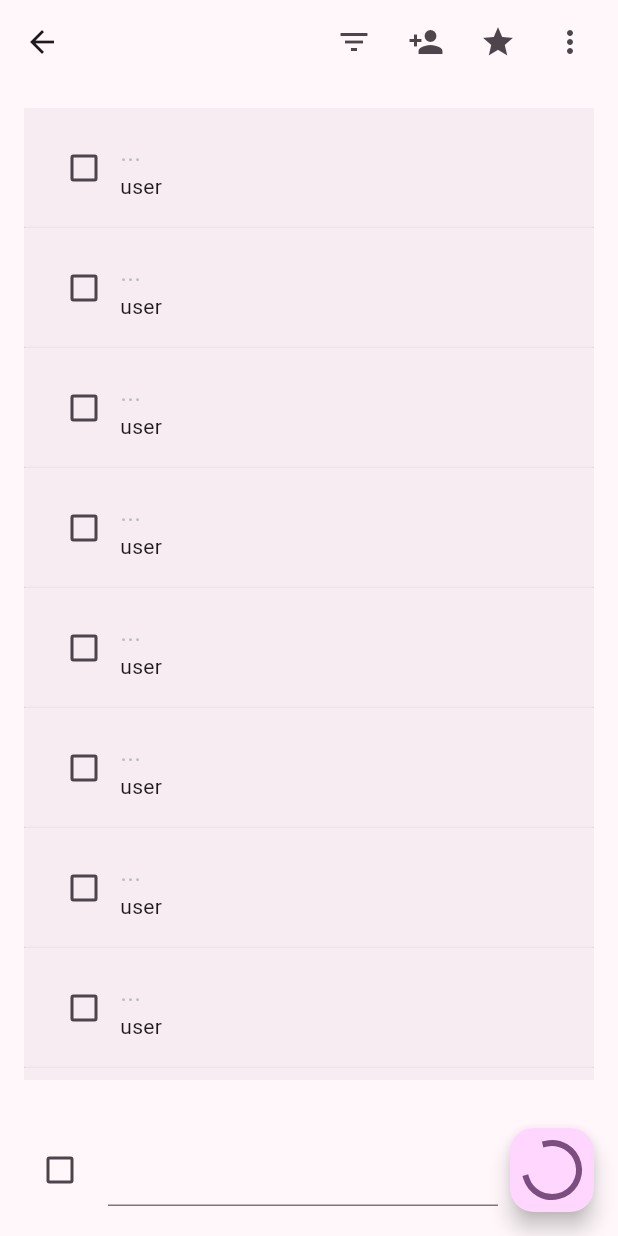
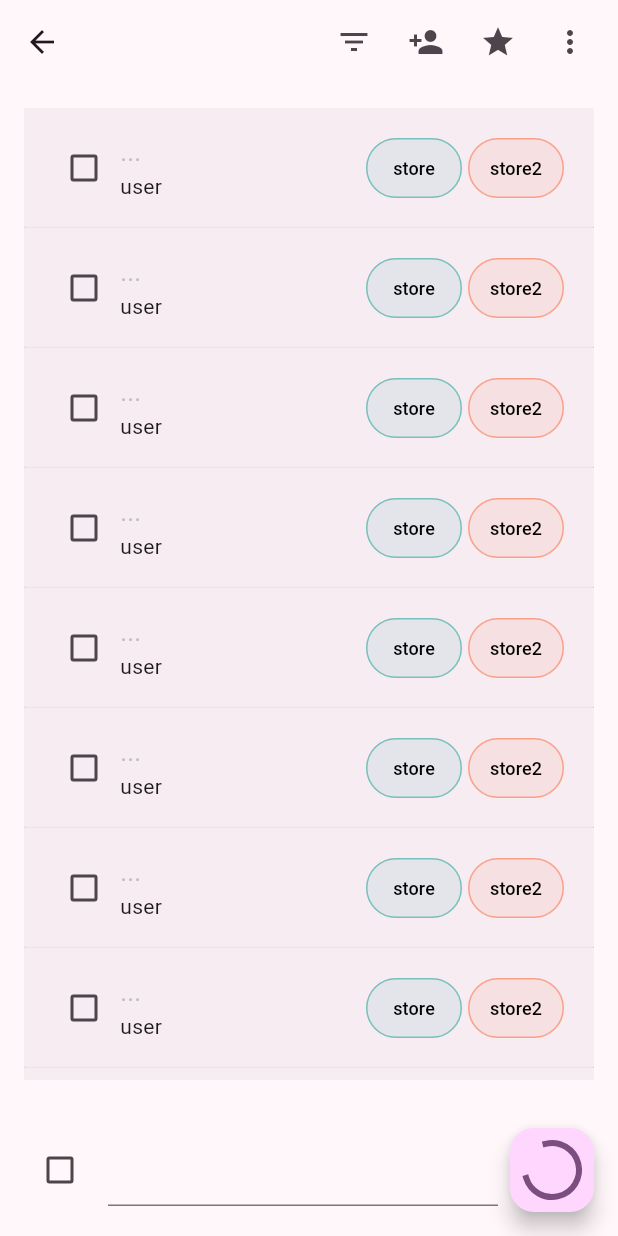
Before and after one commit to Supercip971/ulist-frontend, a Flutter app: the DummyListPage screen opened directly with empty values, on a phone screen of 412 x 824 dp. Run offline on Flutter 3.47's test engine with Material 2 defaults, Android fonts, the phone set to English and light mode, and no system bars; our stand-ins replace flutter_secure_storage, get_it, pocketbase, share_plus; accounts and stored records are empty.

Commit message:
feat: started working on a tagging system for the list entries
For now, it is only on the frontend

```diff
--- a/lib/components/list_entry.dart
+++ b/lib/components/list_entry.dart
@@ -2,6 +2,7 @@ import 'dart:async';
 import 'dart:math';
 
 import 'package:flutter/material.dart';
+import 'package:ulist/components/list_tag.dart';
 import 'package:ulist/list.dart';
 import 'package:ulist/services.dart';
 import 'package:ulist/settings.dart';
@@ -85,6 +86,27 @@ class _ListEntry extends State<ListEntry> with SingleTickerProviderStateMixin {
 
     last_value = widget.entry.checked;
 
+
+	List<String> tags = widget.entry.tags;
+	List<Widget> tags_widgets = [];
+	for (int i = 0; i < tags.length; i++) {
+		tags_widgets.add(
+			Padding(
+				padding: EdgeInsets.only(right: 4),
+				child:
+
+					ListTagButton(
+						name: tags[i],
+						callback: () {
+							setState(() {
+							});
+						},
+					),
+
+					)
+			);
+	}
+
     return Material(
         child: Dismissible(
             dismissThresholds: {
@@ -152,8 +174,13 @@ class _ListEntry extends State<ListEntry> with SingleTickerProviderStateMixin {
                 surfaceTintColor: Theme.of(context).colorScheme.surfaceTint,
                 elevation: (widget.entry.checked) ? 0 : 2,
                 child: pad(
+					Row(
+						mainAxisSize: MainAxisSize.max,
+						mainAxisAlignment: MainAxisAlignment.spaceBetween,
+						children: [
                     Row(
-                      mainAxisSize: MainAxisSize.max,
+                      mainAxisSize: MainAxisSize.min,
+					  mainAxisAlignment: MainAxisAlignment.start,
                       children: [
                         // :eyes: for later
                         //   RawMaterialButton(
@@ -191,6 +218,11 @@ class _ListEntry extends State<ListEntry> with SingleTickerProviderStateMixin {
                                           : default_style))),
                               Text("user")
                             ])),
+						],),
+						tags_widgets.length > 0 ?  Row(
+							children: tags_widgets,
+						)	 : Container(),
+
                       ],
                     ),
                     factor: set.compactMode ? 0.5 : 1.0))));
--- a/lib/components/list_entry_dummy.dart
+++ b/lib/components/list_entry_dummy.dart
@@ -2,6 +2,7 @@ import 'dart:async';
 import 'dart:math';
 
 import 'package:flutter/material.dart';
+import 'package:ulist/components/list_tag.dart';
 import 'package:ulist/list.dart';
 import 'package:ulist/services.dart';
 import 'package:ulist/settings.dart';
@@ -87,19 +88,52 @@ class _DummyListEntry extends State<DummyListEntry>
 
     last_value = widget.entry.checked;
 
-    return Material(
-        child: Material(
-            color: Theme.of(context).colorScheme.surface,
-            type: MaterialType.card,
-            surfaceTintColor: Theme.of(context).colorScheme.surfaceTint,
-            elevation: (this.widget.entry.checked ? 0 : 2),
-            child: pad(
+	List<String> tags = widget.entry.tags;
+	List<Widget> tags_widgets = [];
+	for (int i = 0; i < tags.length; i++) {
+		tags_widgets.add(
+			Padding(
+				padding: EdgeInsets.only(right: 4),
+				child:
+
+					ListTagButton(
+						name: tags[i],
+						callback: () {
+						},
+					),
+
+					)
+			);
+	}
+/*               child: pad(
 					Row(
 						mainAxisSize: MainAxisSize.max,
+						mainAxisAlignment: MainAxisAlignment.spaceBetween,
 						children: [
+                    Row(
+                      mainAxisSize: MainAxisSize.min,
+					  mainAxisAlignment: MainAxisAlignment.start,
+                      children: [
+                        // :eyes: for later
+                        //   RawMaterialButton(
+                        //     onPressed: () {},
+                        //     elevation: 2.0,
+                        //     fillColor: Theme.of(context).colorScheme.surface,
+                        //     child: Text("🍺", style: icon_style),
+                        //     padding: EdgeInsets.all(10.0),
+                        //     shape: CircleBorder(),
+                        //   ),
                         Checkbox(
                           value: widget.entry.checked,
-                      onChanged: (value) {},
+                          onChanged: (value) {
+                            setState(() {
+                              widget.entry.checked = !widget.entry.checked;
+                              //   upload_change(place);
+                            });
+                            if (widget.onChanged != null) {
+                              widget.onChanged!(widget.entry, widget.id, false);
+                            }
+                          },
                         ),
                         Flexible(
                             child: Column(
@@ -116,8 +150,68 @@ class _DummyListEntry extends State<DummyListEntry>
                                           : default_style))),
                               Text("user")
                             ])),
+						],),
+						tags_widgets.length > 0 ?  Row(
+							children: tags_widgets,
+						)	 : Container(),
+
                       ],
                     ),
+                    factor: set.compactMode ? 0.5 : 1.0))));
+  }*/
+
+    return Material(
+        child: Material(
+            color: Theme.of(context).colorScheme.surface,
+            type: MaterialType.card,
+            surfaceTintColor: Theme.of(context).colorScheme.surfaceTint,
+            elevation: (this.widget.entry.checked ? 0 : 2),
+            child: pad(
+                	Row(
+						mainAxisSize: MainAxisSize.max,
+						mainAxisAlignment: MainAxisAlignment.spaceBetween,
+						children: [
+                    Row(
+                      mainAxisSize: MainAxisSize.min,
+					  mainAxisAlignment: MainAxisAlignment.start,
+                      children: [
+                        // :eyes: for later
+                        //   RawMaterialButton(
+                        //     onPressed: () {},
+                        //     elevation: 2.0,
+                        //     fillColor: Theme.of(context).colorScheme.surface,
+                        //     child: Text("🍺", style: icon_style),
+                        //     padding: EdgeInsets.all(10.0),
+                        //     shape: CircleBorder(),
+                        //   ),
+                        Checkbox(
+                          value: widget.entry.checked,
+                          onChanged: (value) {
+                          },
+                        ),
+                        Flexible(
+                            child: Column(
+                                mainAxisAlignment: MainAxisAlignment.start,
+                                crossAxisAlignment: CrossAxisAlignment.start,
+                                children: [
+                              Container(
+                                  child: Text(widget.entry.name,
+                                      maxLines: 2,
+                                      overflow: TextOverflow.ellipsis,
+                                      softWrap: true,
+                                      style: ((widget.entry.checked)
+                                          ? checked_style
+                                          : default_style))),
+                              Text("user")
+                            ])),
+						],),
+						tags_widgets.length > 0 ?  Row(
+							children: tags_widgets,
+						)	 : Container(),
+
+                      ],
+                    ),
+
                 factor: (widget.forceMode != null
                     ? widget.forceMode!
                     : (set.compactMode ? 0.5 : 1.0)))));
--- /dev/null
+++ b/lib/components/list_tag.dart
@@ -0,0 +1,41 @@
+import 'package:flutter/material.dart';
+import 'package:ulist/list.dart';
+import 'package:ulist/pages/list_properties.dart';
+import 'package:ulist/pages/popups/invite-after.dart';
+import 'package:ulist/pages/popups/invite.dart';
+import 'package:ulist/utils.dart';
+
+class ListTagButton extends StatefulWidget {
+  const ListTagButton ({Key? key, required this.name, required this.callback}) : super(key: key);
+
+  final String name;
+  final Function callback;
+  @override
+  State<ListTagButton> createState() => _ListTagButton();
+}
+
+class _ListTagButton extends State<ListTagButton> {
+  @override
+  Widget build(BuildContext context) {
+	  // random color from name
+	  Color color = Colors.primaries[widget.name.hashCode % Colors.primaries.length];
+	return OutlinedButton(
+		style: OutlinedButton.styleFrom(
+			padding: EdgeInsets.symmetric(horizontal: 10, vertical: 4),
+
+			primary: color,
+
+
+			side: BorderSide(color: color.withAlpha(120), width: 1),
+			backgroundColor: color.withAlpha(20),
+			shape: const RoundedRectangleBorder(
+				borderRadius: BorderRadius.all(Radius.circular(20)),
+			),
+		),
+
+	  onPressed: () => widget.callback(),
+	  child: Text(widget.name, style: TextStyle(color: Colors.black, fontSize: 12)),
+	);
+
+  }
+}
--- a/lib/list.dart
+++ b/lib/list.dart
@@ -3,12 +3,14 @@ import 'dart:convert';
 class ShoppingList {
   String name = "";
   String uid = "";
-  ShoppingList({this.name = "", this.uid = ""});
+  List<String> tags = [];
+  ShoppingList({this.name = "", this.uid = "", this.tags = const ["store", "store2"]});
 
   factory ShoppingList.fromJson(Map<String, dynamic> responseData) {
     return ShoppingList()
       ..name = responseData['name']
-      ..uid = responseData['id'];
+      ..uid = responseData['id']
+	  ..tags = ["store", "store2"];
   }
 }
 
@@ -23,12 +25,15 @@ class ShoppingListEntry {
   // So that means that we should upload it to the server when we get the chance
   bool local = false; // default local to false
 
+  List<String> tags = [];
+
   ShoppingListEntry(
       {this.name = "",
       this.uid = "",
       this.shoppingListId = "",
       this.checked = false,
-      this.local = false});
+      this.local = false,
+	  this.tags = const ["store", "store2"]});
 
   factory ShoppingListEntry.fromJson(Map<String, dynamic> responseData) {
     return ShoppingListEntry()
```
Lines whose indentation alone changed are shown as unchanged.
